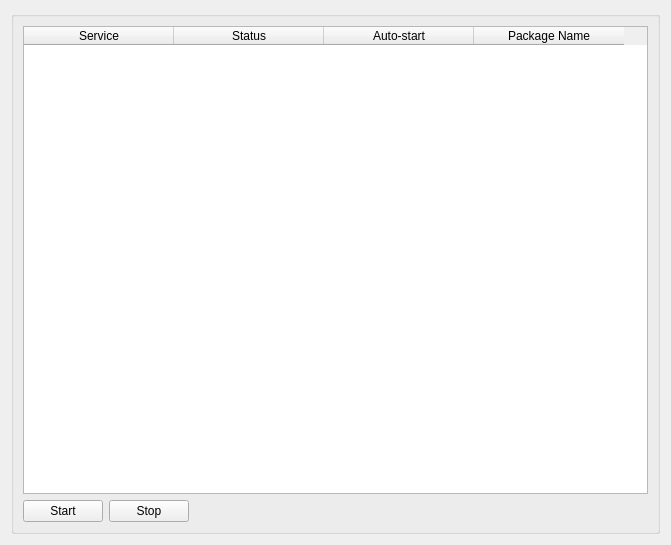
pars-linux/uludag, file ahenk/lider/lider/plugins/plugin_services/services.ui: the form before one commit.
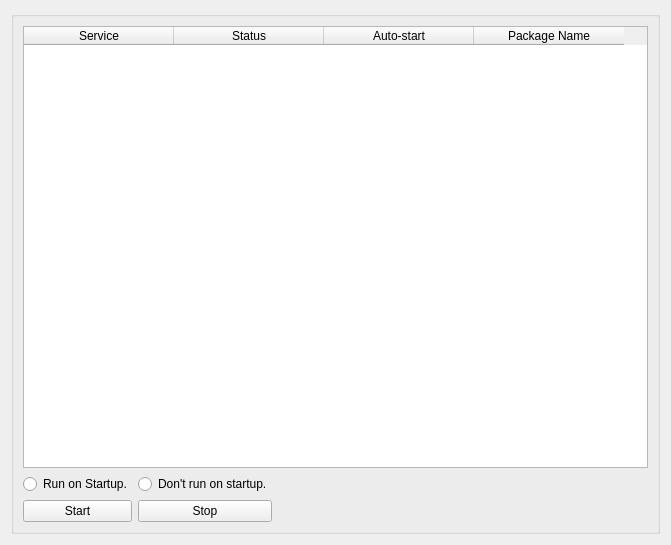
The form after the commit. Icons and pictures are not drawn.

Commit message: autostart-on and autostart-off are handled.

The edit to the form file:
```diff
--- a/ahenk/lider/lider/plugins/plugin_services/services.ui
+++ b/ahenk/lider/lider/plugins/plugin_services/services.ui
@@ -24,14 +24,14 @@
       <string/>
      </property>
      <layout class="QGridLayout" name="gridLayout_8">
-      <item row="1" column="0">
+      <item row="2" column="0">
        <widget class="QPushButton" name="pushStart">
         <property name="text">
          <string>Start</string>
         </property>
        </widget>
       </item>
-      <item row="1" column="2">
+      <item row="2" column="2">
        <spacer name="horizontalSpacer">
         <property name="orientation">
          <enum>Qt::Horizontal</enum>
@@ -44,7 +44,7 @@
         </property>
        </spacer>
       </item>
-      <item row="1" column="1">
+      <item row="2" column="1">
        <widget class="QPushButton" name="pushStop">
         <property name="text">
          <string>Stop</string>
@@ -159,6 +159,20 @@
         </column>
        </widget>
       </item>
+      <item row="1" column="0">
+       <widget class="QRadioButton" name="radioAutoRun">
+        <property name="text">
+         <string>Run on Startup.</string>
+        </property>
+       </widget>
+      </item>
+      <item row="1" column="1">
+       <widget class="QRadioButton" name="radioNoAutoRun">
+        <property name="text">
+         <string>Don't run on startup.</string>
+        </property>
+       </widget>
+      </item>
      </layout>
     </widget>
    </item>
```
The commit also changes 1 other file.
